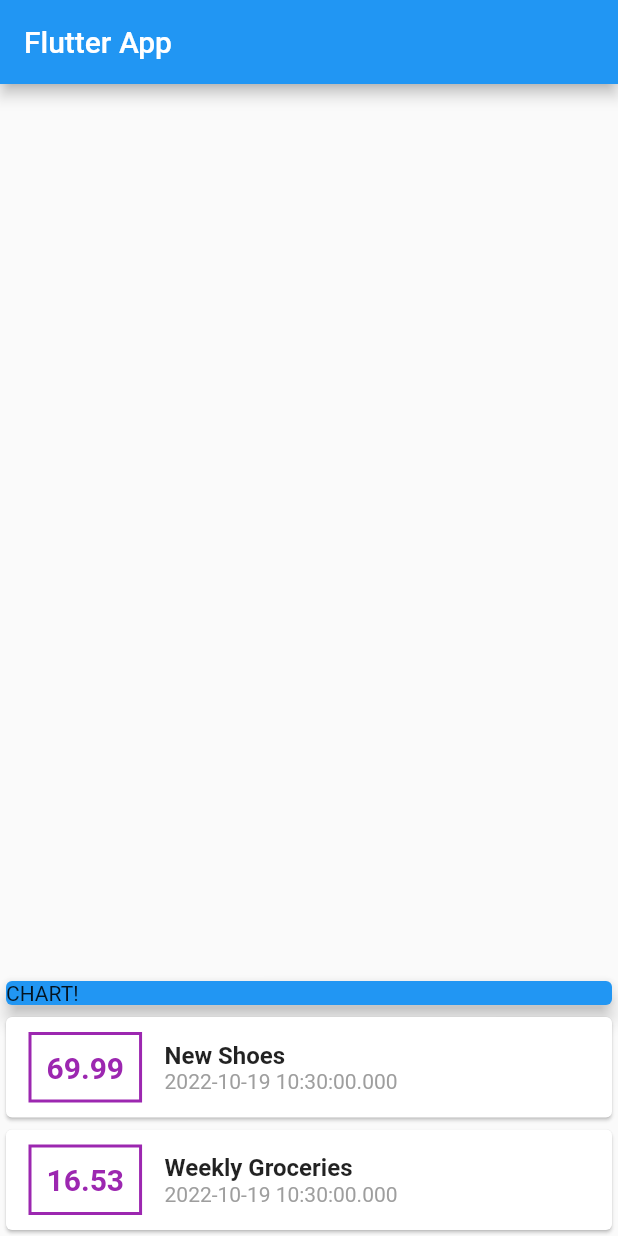
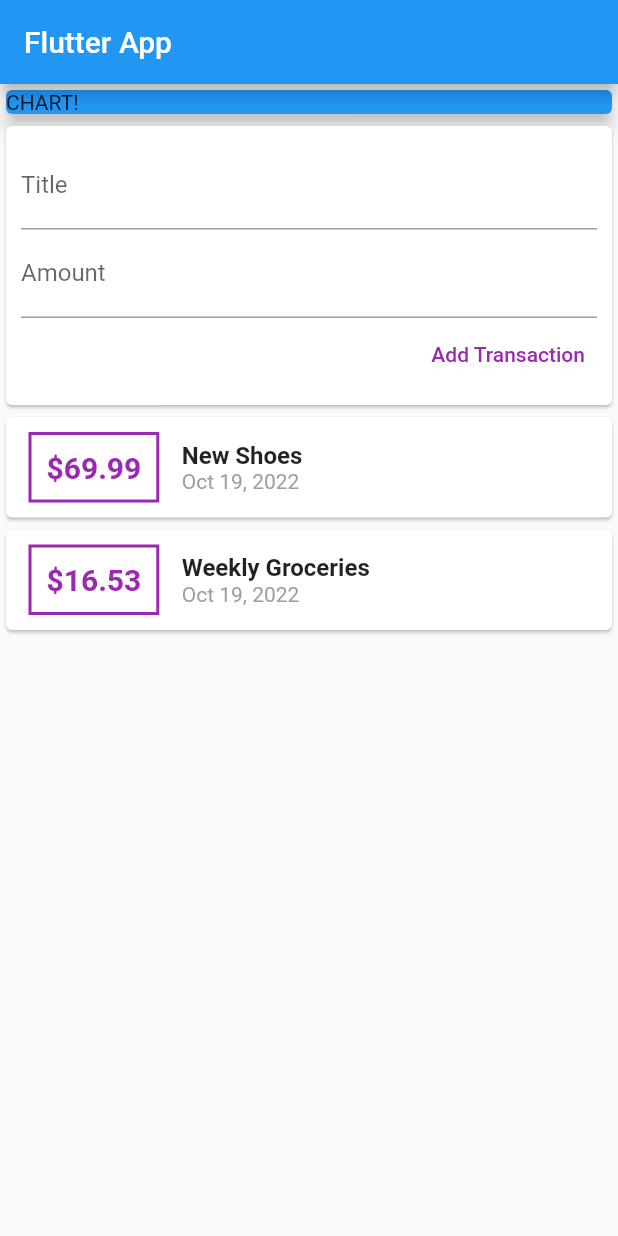
Before and after one commit to AzAbid1/personal_expenses, a Flutter app: the screen it shows after launch, on a phone screen of 412 x 824 dp. Run offline on Flutter 3.47's test engine with Material 2 defaults, Android fonts, the phone set to English and light mode, and no system bars.

Commit message:
form partially complete

```diff
--- a/lib/main.dart
+++ b/lib/main.dart
@@ -1,4 +1,5 @@
 import 'package:flutter/material.dart';
+import 'package:intl/intl.dart';
 
 import 'transaction.dart';
 
@@ -30,6 +31,11 @@ class MyHomePage extends StatelessWidget {
     ),
   ];
 
+  //String titleInput;
+  //String amountInput;
+  final titleController = TextEditingController();
+  final amountController = TextEditingController();
+
   @override
   Widget build(BuildContext context) {
     return Scaffold(
@@ -37,8 +43,8 @@ class MyHomePage extends StatelessWidget {
         title: Text('Flutter App'),
       ),
       body: Column(
-        mainAxisAlignment: MainAxisAlignment.end,
-        crossAxisAlignment: CrossAxisAlignment.center,
+        // mainAxisAlignment: MainAxisAlignment.start,
+        crossAxisAlignment: CrossAxisAlignment.stretch,
         children: <Widget>[
           Container(
             width: double.infinity,
@@ -46,6 +52,29 @@ class MyHomePage extends StatelessWidget {
               color: Colors.blue,
               child: Text('CHART!'),
               elevation: 5,
+            ),
+          ),
+          Card(
+            child: Container(
+              padding: EdgeInsets.all(10),
+              child: Column(
+                crossAxisAlignment: CrossAxisAlignment.end,
+                children: [
+                  TextField(
+                    decoration: InputDecoration(labelText: 'Title'),
+                    controller: titleController,
+                  ),
+                  TextField(
+                    decoration: InputDecoration(labelText: 'Amount'),
+                    controller: amountController,
+                  ),
+                  TextButton(
+                    onPressed: () {},
+                    child: Text('Add Transaction'),
+                    style: TextButton.styleFrom(foregroundColor: Colors.purple),
+                  )
+                ],
+              ),
             ),
           ),
           Column(
@@ -64,7 +93,7 @@ class MyHomePage extends StatelessWidget {
                     )),
                     padding: EdgeInsets.all(10),
                     child: Text(
-                      tx.amount.toString(),
+                      '\$${tx.amount}',
                       style: TextStyle(
                           fontWeight: FontWeight.bold,
                           fontSize: 20,
@@ -80,7 +109,7 @@ class MyHomePage extends StatelessWidget {
                             fontSize: 16, fontWeight: FontWeight.bold),
                       ),
                       Text(
-                        tx.date.toString(),
+                        DateFormat().add_yMMMd().format(tx.date),
                         style: TextStyle(color: Colors.grey),
                       ),
                     ],
--- a/pubspec.yaml
+++ b/pubspec.yaml
@@ -36,6 +36,7 @@ dependencies:
   # The following adds the Cupertino Icons font to your application.
   # Use with the CupertinoIcons class for iOS style icons.
   cupertino_icons: ^1.0.2
+  intl: ^0.17.0
 
 dev_dependencies:
   flutter_test:
```
Also changed, not shown: pubspec.lock.
